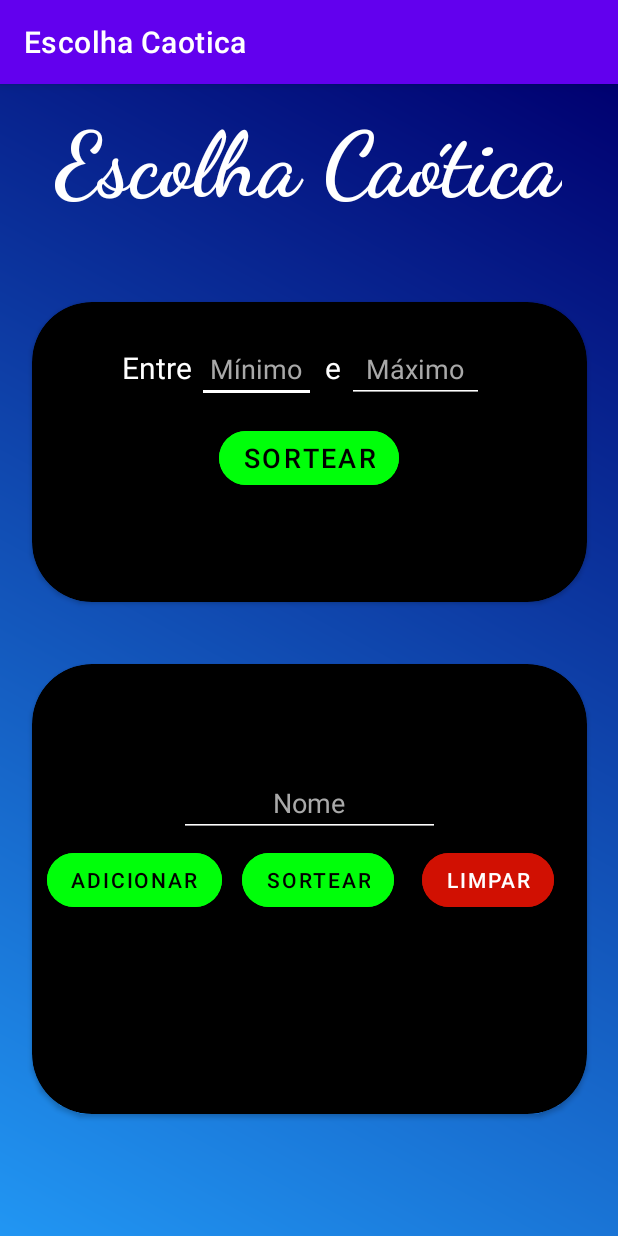
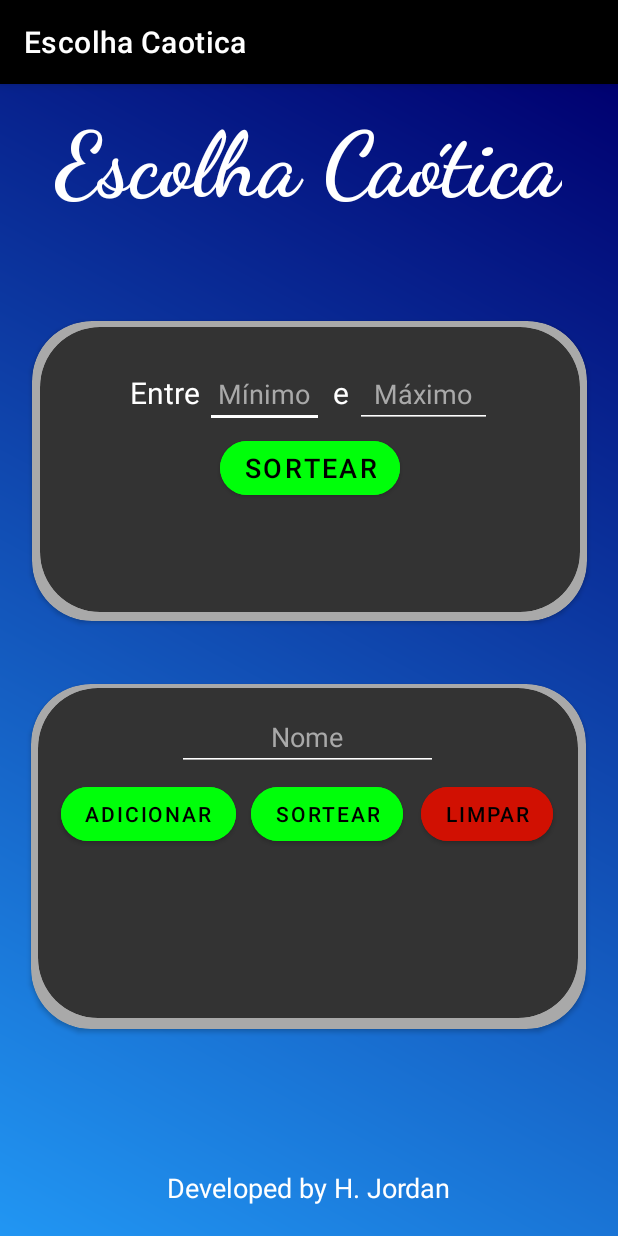
Before and after one commit to HugoJordan7/escolha-caotica, an Android app: the screen it shows after launch (MainActivity), on a phone screen of 412 x 824 dp. Run offline under Robolectric (Android 15) with nearby library versions, the phone set to English and light mode, and no system bars.

Commit message:
adding borders in cards and author's mark

```diff
--- a/app/src/main/java/com/example/escolhacaotica/MainActivity.kt
+++ b/app/src/main/java/com/example/escolhacaotica/MainActivity.kt
@@ -46,6 +46,7 @@ class MainActivity : AppCompatActivity() {
                 Toast.makeText(this,R.string.toast_cardNames_isEmpty,Toast.LENGTH_SHORT).show()
             } else{
                 listNames.add(name)
+                editName.text = null
             }
         }
 
--- a/app/src/main/res/layout/activity_main.xml
+++ b/app/src/main/res/layout/activity_main.xml
@@ -14,7 +14,6 @@
         android:layout_marginTop="16dp"
         android:text="@string/tittle"
         android:textColor="@color/white"
-        android:textFont="sans-serif"
         android:textSize="60sp"
         android:textStyle="bold"
         app:fontFamily="cursive"
@@ -24,18 +23,33 @@
         app:layout_constraintTop_toTopOf="parent" />
 
     <androidx.cardview.widget.CardView
-        android:id="@+id/txt_cardNumber_tittle"
+        android:id="@+id/border_card_numbers"
         android:layout_width="370dp"
         android:layout_height="200dp"
         android:layout_marginBottom="160dp"
-        app:cardBackgroundColor="@color/black"
+        app:cardBackgroundColor="@color/gray"
         app:cardCornerRadius="40dp"
         app:layout_constraintBottom_toBottomOf="parent"
         app:layout_constraintEnd_toEndOf="parent"
         app:layout_constraintHorizontal_bias="0.512"
         app:layout_constraintStart_toStartOf="parent"
         app:layout_constraintTop_toTopOf="parent"
-        app:layout_constraintVertical_bias="0.356">
+        app:layout_constraintVertical_bias="0.388"/>
+
+
+    <androidx.cardview.widget.CardView
+        android:id="@+id/card_numbers"
+        android:layout_width="360dp"
+        android:layout_height="190dp"
+        android:layout_marginBottom="160dp"
+        app:cardBackgroundColor="@color/cardsColor"
+        app:cardCornerRadius="40dp"
+        app:layout_constraintBottom_toBottomOf="parent"
+        app:layout_constraintEnd_toEndOf="parent"
+        app:layout_constraintHorizontal_bias="0.512"
+        app:layout_constraintStart_toStartOf="parent"
+        app:layout_constraintTop_toTopOf="parent"
+        app:layout_constraintVertical_bias="0.388">
 
         <TextView
             android:id="@+id/text_cardNumbers_tittle"
@@ -92,7 +106,7 @@
             android:layout_width="wrap_content"
             android:layout_height="wrap_content"
             android:layout_gravity="center_horizontal"
-            android:layout_marginTop="80dp"
+            android:layout_marginTop="70dp"
             android:backgroundTint="@color/green"
             android:text="@string/button_cardNumbers"
             android:textColor="@color/black"
@@ -104,30 +118,43 @@
             android:layout_width="wrap_content"
             android:layout_height="wrap_content"
             android:layout_gravity="center"
-            android:layout_marginTop="75dp"
+            android:layout_marginTop="62dp"
             android:textColor="@color/white"
             android:textSize="28sp" />
     </androidx.cardview.widget.CardView>
 
     <androidx.cardview.widget.CardView
-        android:id="@+id/card_names"
+        android:id="@+id/border_card_names"
         android:layout_width="370dp"
-        android:layout_height="300dp"
-        app:cardBackgroundColor="@color/black"
+        android:layout_height="230dp"
+        app:cardBackgroundColor="@color/gray"
         app:cardCornerRadius="40dp"
         app:layout_constraintBottom_toBottomOf="parent"
         app:layout_constraintEnd_toEndOf="parent"
-        app:layout_constraintHorizontal_bias="0.512"
+        app:layout_constraintHorizontal_bias="0.487"
         app:layout_constraintStart_toStartOf="parent"
-        app:layout_constraintTop_toBottomOf="@+id/txt_cardNumber_tittle"
-        app:layout_constraintVertical_bias="0.339">
+        app:layout_constraintTop_toBottomOf="@+id/card_numbers"
+        app:layout_constraintVertical_bias="0.258"/>
+
+    <androidx.cardview.widget.CardView
+        android:id="@+id/card_names"
+        android:layout_width="360dp"
+        android:layout_height="220dp"
+        app:cardBackgroundColor="@color/cardsColor"
+        app:cardCornerRadius="40dp"
+        app:layout_constraintBottom_toBottomOf="parent"
+        app:layout_constraintEnd_toEndOf="parent"
+        app:layout_constraintHorizontal_bias="0.487"
+        app:layout_constraintStart_toStartOf="parent"
+        app:layout_constraintTop_toBottomOf="@+id/card_numbers"
+        app:layout_constraintVertical_bias="0.258">
 
         <EditText
             android:id="@+id/input_cardNames_name"
             android:layout_width="174dp"
             android:layout_height="wrap_content"
             android:layout_gravity="center_horizontal"
-            android:layout_marginTop="70dp"
+            android:layout_marginTop="10dp"
             android:backgroundTint="@color/white"
             android:ems="10"
             android:gravity="center"
@@ -140,8 +167,8 @@
             android:id="@+id/button_cardNames_add"
             android:layout_width="wrap_content"
             android:layout_height="wrap_content"
-            android:layout_marginLeft="10dp"
-            android:layout_marginTop="120dp"
+            android:layout_marginLeft="15dp"
+            android:layout_marginTop="60dp"
             android:backgroundTint="@color/green"
             android:text="@string/button_cardNames_add"
             android:textColor="@color/black"
@@ -151,8 +178,8 @@
             android:id="@+id/button_cardNames_sort"
             android:layout_width="wrap_content"
             android:layout_height="wrap_content"
-            android:layout_marginLeft="140dp"
-            android:layout_marginTop="120dp"
+            android:layout_marginLeft="142dp"
+            android:layout_marginTop="60dp"
             android:backgroundTint="@color/green"
             android:text="@string/button_cardNames_sort"
             android:textColor="@color/black"
@@ -162,10 +189,11 @@
             android:id="@+id/button_cardNames_clear"
             android:layout_width="wrap_content"
             android:layout_height="wrap_content"
-            android:layout_marginTop="120dp"
-            android:layout_marginLeft="260dp"
+            android:layout_marginLeft="255dp"
+            android:layout_marginTop="60dp"
             android:backgroundTint="@color/red"
             android:text="@string/button_cardNames_clear"
+            android:textColor="@color/black"
             app:cornerRadius="80dp" />
 
         <TextView
@@ -173,10 +201,22 @@
             android:layout_width="wrap_content"
             android:layout_height="wrap_content"
             android:layout_gravity="center"
-            android:layout_marginTop="80dp"
+            android:layout_marginTop="40dp"
             android:textColor="@color/white"
             android:textSize="28sp" />
 
     </androidx.cardview.widget.CardView>
 
+    <TextView
+        android:id="@+id/txt_author"
+        android:layout_width="wrap_content"
+        android:layout_height="wrap_content"
+        android:text="@string/text_author"
+        android:textColor="@color/white"
+        android:textSize="18sp"
+        android:layout_marginBottom="20dp"
+        app:layout_constraintBottom_toBottomOf="parent"
+        app:layout_constraintEnd_toEndOf="parent"
+        app:layout_constraintStart_toStartOf="parent" />
+
 </androidx.constraintlayout.widget.ConstraintLayout>
--- a/app/src/main/res/values-night/themes.xml
+++ b/app/src/main/res/values-night/themes.xml
@@ -2,7 +2,7 @@
     <!-- Base application theme. -->
     <style name="Theme.EscolhaCaotica" parent="Theme.MaterialComponents.DayNight.DarkActionBar">
         <!-- Primary brand color. -->
-        <item name="colorPrimary">@color/teal_200</item>
+        <item name="colorPrimary">@color/black</item>
         <item name="colorPrimaryVariant">@color/black</item>
         <item name="colorOnPrimary">@color/white</item>
         <!-- Secondary brand color. -->
--- a/app/src/main/res/values/colors.xml
+++ b/app/src/main/res/values/colors.xml
@@ -13,4 +13,5 @@
     <color name="black">#FF000000</color>
     <color name="white">#FFFFFFFF</color>
     <color name="gray">#A9A9A9</color>
+    <color name="cardsColor">#333333</color>
 </resources>
--- a/app/src/main/res/values/strings.xml
+++ b/app/src/main/res/values/strings.xml
@@ -16,4 +16,5 @@
     <string name="toast_cardNames_isEmpty">Informe um nome</string>
     <string name="toast_cardNumbers_isEmpty">Informe os valores do intervalo</string>
     <string name="toast_cardNumbers_invalidMinimum">O número mínimo do intervalo não pode ser maior do que o máximo</string>
+    <string name="text_author">Developed by H. Jordan</string>
 </resources>
--- a/app/src/main/res/values/themes.xml
+++ b/app/src/main/res/values/themes.xml
@@ -2,8 +2,8 @@
     <!-- Base application theme. -->
     <style name="Theme.EscolhaCaotica" parent="Theme.MaterialComponents.DayNight.DarkActionBar">
         <!-- Primary brand color. -->
-        <item name="colorPrimary">@color/purple_500</item>
-        <item name="colorPrimaryVariant">@color/purple_700</item>
+        <item name="colorPrimary">@color/black</item>
+        <item name="colorPrimaryVariant">@color/black</item>
         <item name="colorOnPrimary">@color/white</item>
         <!-- Secondary brand color. -->
         <item name="colorSecondary">@color/teal_200</item>
```
